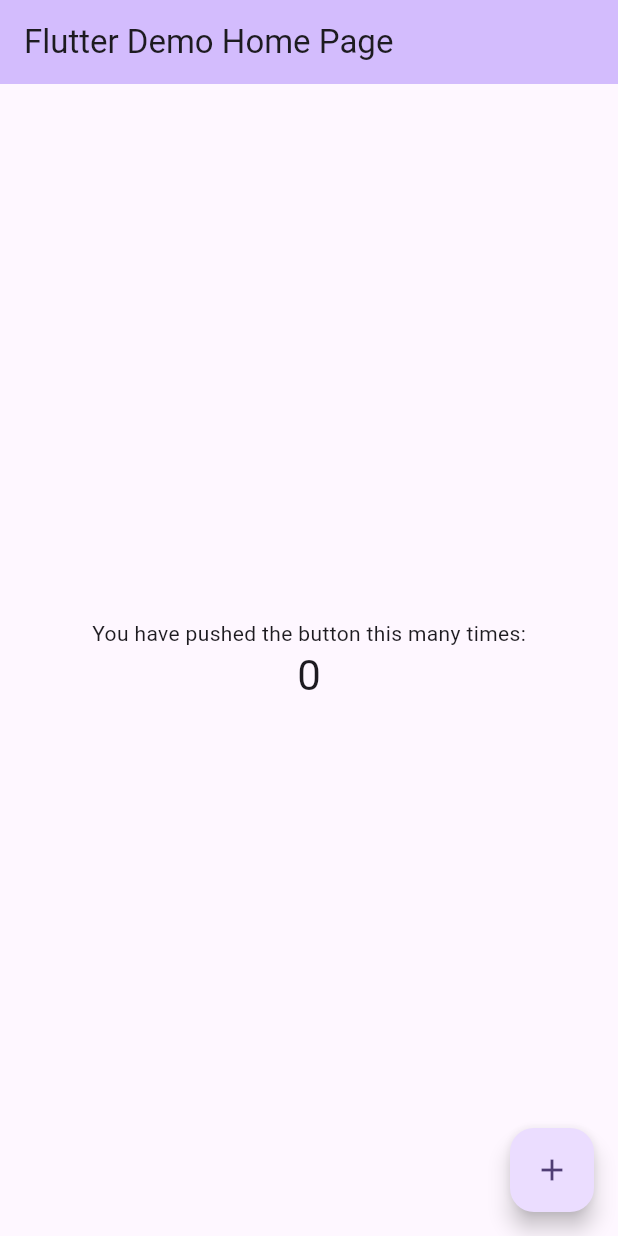
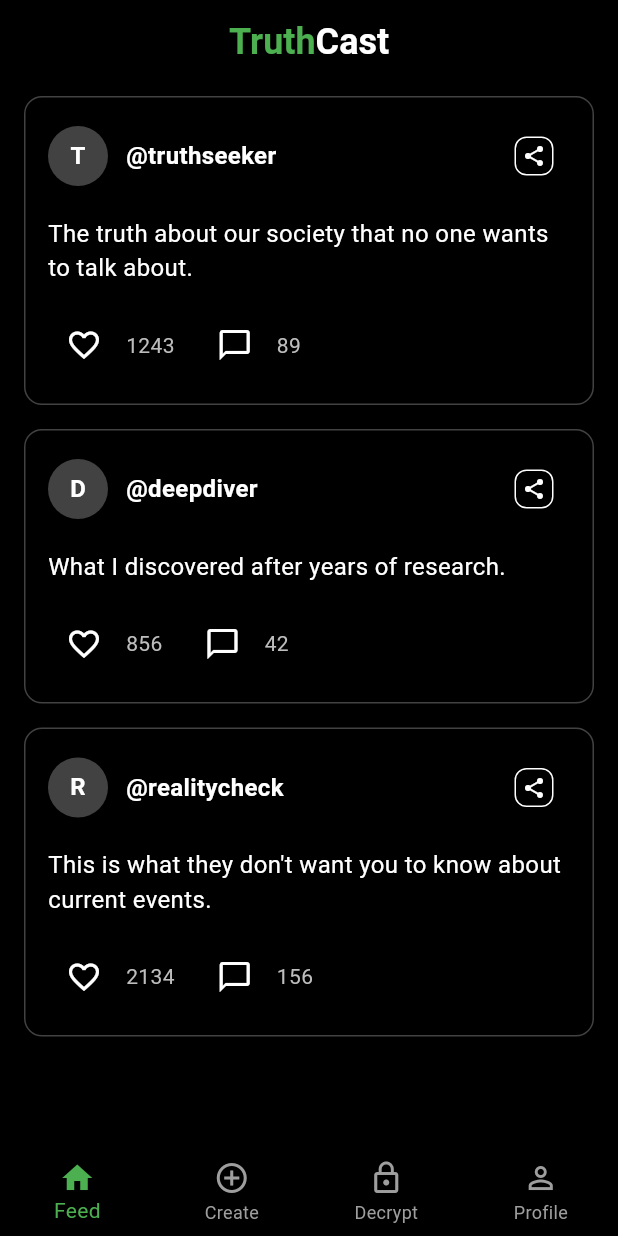
Before and after one commit to RomarioKavin1/starkTruth, a Flutter app: the screen it shows after launch, on a phone screen of 412 x 824 dp. Run offline on Flutter 3.47's test engine with Material 3 defaults, Android fonts, the phone set to English and light mode, and no system bars.

Commit message:
added feed elements

```diff
--- a/app/lib/main.dart
+++ b/app/lib/main.dart
@@ -1,122 +1,120 @@
 import 'package:flutter/material.dart';
+import 'package:flutter/services.dart';
+import 'screens/feed_screen.dart';
+import 'screens/create_post_screen.dart';
+import 'screens/decrypt_screen.dart';
+import 'screens/profile_screen.dart';
+import 'screens/camera_screen.dart';
+import 'screens/messaging_screen.dart';
 
 void main() {
+  WidgetsFlutterBinding.ensureInitialized();
+  SystemChrome.setPreferredOrientations([DeviceOrientation.portraitUp]);
+  SystemChrome.setSystemUIOverlayStyle(
+    const SystemUiOverlayStyle(
+      statusBarColor: Colors.transparent,
+      statusBarIconBrightness: Brightness.light,
+    ),
+  );
   runApp(const MyApp());
 }
 
 class MyApp extends StatelessWidget {
   const MyApp({super.key});
 
-  // This widget is the root of your application.
   @override
   Widget build(BuildContext context) {
     return MaterialApp(
-      title: 'Flutter Demo',
+      title: 'TruthCast',
+      debugShowCheckedModeBanner: false,
       theme: ThemeData(
-        // This is the theme of your application.
-        //
-        // TRY THIS: Try running your application with "flutter run". You'll see
-        // the application has a purple toolbar. Then, without quitting the app,
-        // try changing the seedColor in the colorScheme below to Colors.green
-        // and then invoke "hot reload" (save your changes or press the "hot
-        // reload" button in a Flutter-supported IDE, or press "r" if you used
-        // the command line to start the app).
-        //
-        // Notice that the counter didn't reset back to zero; the application
-        // state is not lost during the reload. To reset the state, use hot
-        // restart instead.
-        //
-        // This works for code too, not just values: Most code changes can be
-        // tested with just a hot reload.
-        colorScheme: ColorScheme.fromSeed(seedColor: Colors.deepPurple),
+        brightness: Brightness.dark,
+        scaffoldBackgroundColor: Colors.black,
+        primaryColor: const Color(0xFF4CAF50),
+        colorScheme: ColorScheme.dark(
+          primary: const Color(0xFF4CAF50),
+          secondary: const Color(0xFF4CAF50),
+          background: Colors.black,
+          surface: const Color(0xFF121212),
+        ),
+        appBarTheme: const AppBarTheme(
+          backgroundColor: Colors.black,
+          elevation: 0,
+        ),
+        textTheme: const TextTheme(
+          titleLarge: TextStyle(
+            fontWeight: FontWeight.bold,
+            fontSize: 24,
+          ),
+          bodyLarge: TextStyle(fontSize: 16),
+          bodyMedium: TextStyle(fontSize: 14),
+        ),
+        useMaterial3: true,
       ),
-      home: const MyHomePage(title: 'Flutter Demo Home Page'),
+      home: const MainNavigationScreen(),
+      routes: {
+        '/camera': (context) => const CameraScreen(),
+        '/messaging': (context) => const MessagingScreen(),
+      },
     );
   }
 }
 
-class MyHomePage extends StatefulWidget {
-  const MyHomePage({super.key, required this.title});
-
-  // This widget is the home page of your application. It is stateful, meaning
-  // that it has a State object (defined below) that contains fields that affect
-  // how it looks.
-
-  // This class is the configuration for the state. It holds the values (in this
-  // case the title) provided by the parent (in this case the App widget) and
-  // used by the build method of the State. Fields in a Widget subclass are
-  // always marked "final".
-
-  final String title;
+class MainNavigationScreen extends StatefulWidget {
+  const MainNavigationScreen({super.key});
 
   @override
-  State<MyHomePage> createState() => _MyHomePageState();
+  State<MainNavigationScreen> createState() => _MainNavigationScreenState();
 }
 
-class _MyHomePageState extends State<MyHomePage> {
-  int _counter = 0;
+class _MainNavigationScreenState extends State<MainNavigationScreen> {
+  int _selectedIndex = 0;
 
-  void _incrementCounter() {
-    setState(() {
-      // This call to setState tells the Flutter framework that something has
-      // changed in this State, which causes it to rerun the build method below
-      // so that the display can reflect the updated values. If we changed
-      // _counter without calling setState(), then the build method would not be
-      // called again, and so nothing would appear to happen.
-      _counter++;
-    });
-  }
+  final List<Widget> _screens = [
+    const FeedScreen(),
+    const CreatePostScreen(),
+    const DecryptScreen(),
+    const ProfileScreen(),
+  ];
 
   @override
   Widget build(BuildContext context) {
-    // This method is rerun every time setState is called, for instance as done
-    // by the _incrementCounter method above.
-    //
-    // The Flutter framework has been optimized to make rerunning build methods
-    // fast, so that you can just rebuild anything that needs updating rather
-    // than having to individually change instances of widgets.
     return Scaffold(
-      appBar: AppBar(
-        // TRY THIS: Try changing the color here to a specific color (to
-        // Colors.amber, perhaps?) and trigger a hot reload to see the AppBar
-        // change color while the other colors stay the same.
-        backgroundColor: Theme.of(context).colorScheme.inversePrimary,
-        // Here we take the value from the MyHomePage object that was created by
-        // the App.build method, and use it to set our appbar title.
-        title: Text(widget.title),
+      body: _screens[_selectedIndex],
+      bottomNavigationBar: BottomNavigationBar(
+        currentIndex: _selectedIndex,
+        onTap: (index) {
+          setState(() {
+            _selectedIndex = index;
+          });
+        },
+        type: BottomNavigationBarType.fixed,
+        backgroundColor: Colors.black,
+        selectedItemColor: const Color(0xFF4CAF50),
+        unselectedItemColor: Colors.grey,
+        items: const [
+          BottomNavigationBarItem(
+            icon: Icon(Icons.home_outlined),
+            activeIcon: Icon(Icons.home),
+            label: 'Feed',
+          ),
+          BottomNavigationBarItem(
+            icon: Icon(Icons.add_circle_outline),
+            activeIcon: Icon(Icons.add_circle),
+            label: 'Create',
+          ),
+          BottomNavigationBarItem(
+            icon: Icon(Icons.lock_outline),
+            activeIcon: Icon(Icons.lock),
+            label: 'Decrypt',
+          ),
+          BottomNavigationBarItem(
+            icon: Icon(Icons.person_outline),
+            activeIcon: Icon(Icons.person),
+            label: 'Profile',
+          ),
+        ],
       ),
-      body: Center(
-        // Center is a layout widget. It takes a single child and positions it
-        // in the middle of the parent.
-        child: Column(
-          // Column is also a layout widget. It takes a list of children and
-          // arranges them vertically. By default, it sizes itself to fit its
-          // children horizontally, and tries to be as tall as its parent.
-          //
-          // Column has various properties to control how it sizes itself and
-          // how it positions its children. Here we use mainAxisAlignment to
-          // center the children vertically; the main axis here is the vertical
-          // axis because Columns are vertical (the cross axis would be
-          // horizontal).
-          //
-          // TRY THIS: Invoke "debug painting" (choose the "Toggle Debug Paint"
-          // action in the IDE, or press "p" in the console), to see the
-          // wireframe for each widget.
-          mainAxisAlignment: MainAxisAlignment.center,
-          children: <Widget>[
-            const Text('You have pushed the button this many times:'),
-            Text(
-              '$_counter',
-              style: Theme.of(context).textTheme.headlineMedium,
-            ),
-          ],
-        ),
-      ),
-      floatingActionButton: FloatingActionButton(
-        onPressed: _incrementCounter,
-        tooltip: 'Increment',
-        child: const Icon(Icons.add),
-      ), // This trailing comma makes auto-formatting nicer for build methods.
     );
   }
 }
--- /dev/null
+++ b/app/lib/screens/create_post_screen.dart
@@ -0,0 +1,5 @@
+  @override
+  State<CreatePostScreen> createState() => _CreatePostScreenState();
+}
+
+class _CreatePostScreenState extends State<CreatePostScreen> {
--- /dev/null
+++ b/app/lib/screens/feed_screen.dart
@@ -0,0 +1,73 @@
+import 'package:flutter/material.dart';
+import '../widgets/post_card.dart';
+import '../models/post.dart';
+
+class FeedScreen extends StatefulWidget {
+  const FeedScreen({super.key});
+
+  @override
+  State<FeedScreen> createState() => _FeedScreenState();
+}
+
+class _FeedScreenState extends State<FeedScreen> {
+  final List<Post> _posts = [
+    Post(
+      username: 'truthseeker',
+      avatarText: 'T',
+      content: 'The truth about our society that no one wants to talk about.',
+      likes: 1243,
+      comments: 89,
+    ),
+    Post(
+      username: 'deepdiver',
+      avatarText: 'D',
+      content: 'What I discovered after years of research.',
+      likes: 856,
+      comments: 42,
+    ),
+    Post(
+      username: 'realitycheck',
+      avatarText: 'R',
+      content: 'This is what they don\'t want you to know about current events.',
+      likes: 2134,
+      comments: 156,
+    ),
+  ];
+
+  @override
+  Widget build(BuildContext context) {
+    return Scaffold(
+      appBar: AppBar(
+        title: RichText(
+          text: const TextSpan(
+            children: [
+              TextSpan(
+                text: 'Truth',
+                style: TextStyle(
+                  color: Color(0xFF4CAF50),
+                  fontWeight: FontWeight.bold,
+                  fontSize: 24,
+                ),
+              ),
+              TextSpan(
+                text: 'Cast',
+                style: TextStyle(
+                  color: Colors.white,
+                  fontWeight: FontWeight.bold,
+                  fontSize: 24,
+                ),
+              ),
+            ],
+          ),
+        ),
+        centerTitle: true,
+      ),
+      body: ListView.builder(
+        itemCount: _posts.length,
+        itemBuilder: (context, index) {
+          return PostCard(post: _posts[index]);
+        },
+      ),
+    );
+  }
+}
--- /dev/null
+++ b/app/lib/widgets/post_card.dart
@@ -0,0 +1,111 @@
+import 'package:flutter/material.dart';
+import '../models/post.dart';
+
+class PostCard extends StatelessWidget {
+  final Post post;
+
+  const PostCard({
+    super.key,
+    required this.post,
+  });
+
+  @override
+  Widget build(BuildContext context) {
+    return Card(
+      margin: const EdgeInsets.symmetric(vertical: 8, horizontal: 16),
+      color: Colors.black,
+      shape: RoundedRectangleBorder(
+        borderRadius: BorderRadius.circular(12),
+        side: BorderSide(color: Colors.grey[800]!, width: 1),
+      ),
+      child: Padding(
+        padding: const EdgeInsets.all(16),
+        child: Column(
+          crossAxisAlignment: CrossAxisAlignment.start,
+          children: [
+            // User info
+            Row(
+              children: [
+                CircleAvatar(
+                  backgroundColor: Colors.grey[800],
+                  radius: 20,
+                  child: Text(
+                    post.avatarText,
+                    style: const TextStyle(
+                      color: Colors.white,
+                      fontWeight: FontWeight.bold,
+                    ),
+                  ),
+                ),
+                const SizedBox(width: 12),
+                Text(
+                  '@${post.username}',
+                  style: const TextStyle(
+                    fontWeight: FontWeight.bold,
+                    fontSize: 16,
+                  ),
+                ),
+                const Spacer(),
+                IconButton(
+                  icon: Container(
+                    decoration: BoxDecoration(
+                      border: Border.all(color: Colors.white, width: 1),
+                      borderRadius: BorderRadius.circular(8),
+                    ),
+                    padding: const EdgeInsets.all(4),
+                    child: const Icon(Icons.share, size: 16),
+                  ),
+                  onPressed: () {},
+                ),
+              ],
+            ),
+
+            // Post content
+            Padding(
+              padding: const EdgeInsets.symmetric(vertical: 16),
+              child: Text(
+                post.content,
+                style: const TextStyle(fontSize: 16),
+              ),
+            ),
+
+            // Post actions
+            Row(
+              children: [
+                IconButton(
+                  icon: const Icon(Icons.favorite_border),
+                  onPressed: () {},
+                  padding: EdgeInsets.zero,
+                  constraints: const BoxConstraints(),
+                ),
+                const SizedBox(width: 4),
+                Text(
+                  post.likes.toString(),
+                  style: TextStyle(
+                    color: Colors.grey[400],
+                    fontSize: 14,
+                  ),
+                ),
+                const SizedBox(width: 16),
+                IconButton(
+                  icon: const Icon(Icons.chat_bubble_outline),
+                  onPressed: () {},
+                  padding: EdgeInsets.zero,
+                  constraints: const BoxConstraints(),
+                ),
+                const SizedBox(width: 4),
+                Text(
+                  post.comments.toString(),
+                  style: TextStyle(
+                    color: Colors.grey[400],
+                    fontSize: 14,
+                  ),
+                ),
+              ],
+            ),
+          ],
+        ),
+      ),
+    );
+  }
+}
```
